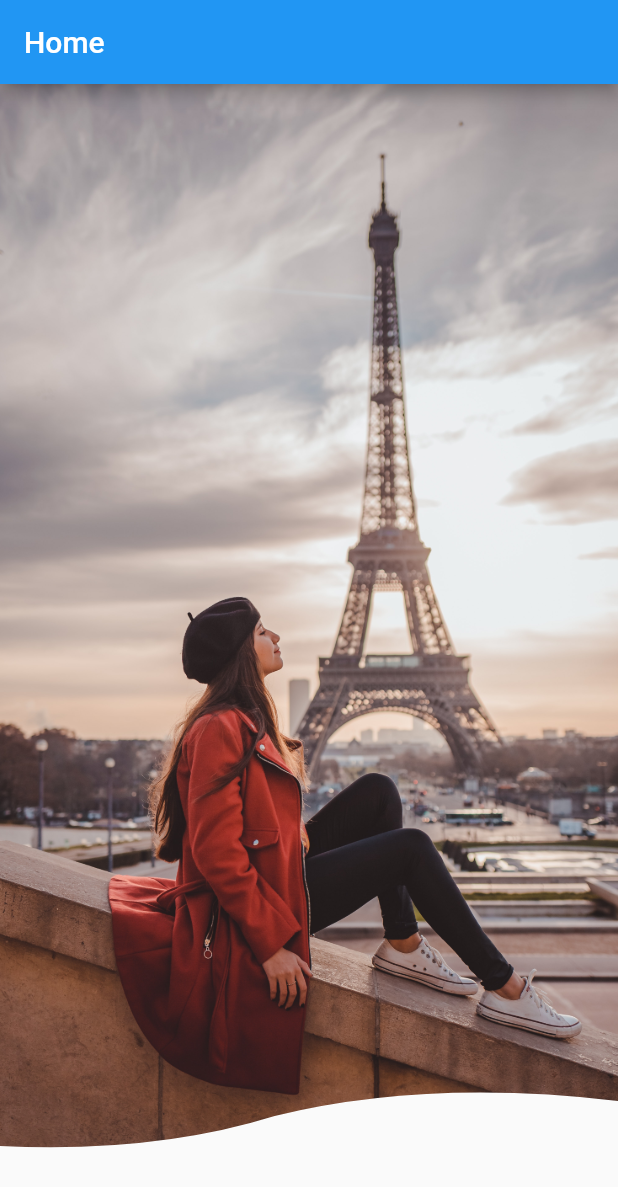
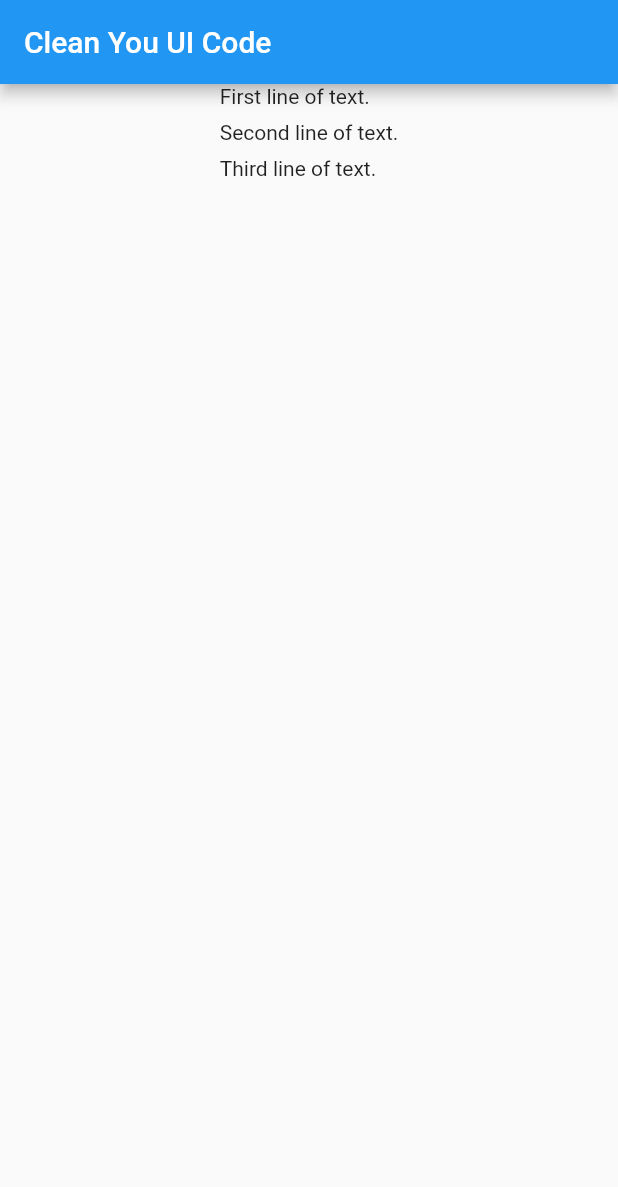
Before and after one commit to champkeh/flutter-demo, a Flutter app: the screen it shows after launch, on a phone screen of 412 x 824 dp. Shown: the top 1187 px of the screen. Run offline on Flutter 3.47's test engine with Material 2 defaults, Android fonts, the phone set to English and light mode, and no system bars.

Commit message:
clean ui code
1. 使用 SizedBox 代替 Padding
2. 把大的 build 方法切分成小的 widget，注意: 不要切分成 method，
会导致性能问题

```diff
--- /dev/null
+++ b/lib/clean_ui_code/clean_ui_code_demo.dart
@@ -0,0 +1,24 @@
+import 'package:flutter/material.dart';
+
+class CleanUICodePage extends StatelessWidget {
+  @override
+  Widget build(BuildContext context) {
+    return Scaffold(
+      appBar: AppBar(
+        title: Text('Clean You UI Code'),
+      ),
+      body: Center(
+        child: Column(
+          crossAxisAlignment: CrossAxisAlignment.start,
+          children: <Widget>[
+            Text('First line of text.'),
+            const SizedBox(height: 8),
+            Text('Second line of text.'),
+            const SizedBox(height: 8),
+            Text('Third line of text.'),
+          ],
+        ),
+      ),
+    );
+  }
+}
--- a/lib/main.dart
+++ b/lib/main.dart
@@ -1,5 +1,6 @@
 import 'package:flutter/material.dart';
-import 'package:flutter_demo/wavy_image_mask/wavy_header_image.dart';
+import 'package:flutter_demo/wavy_image_mask/wavy_image_demo.dart';
+import 'package:flutter_demo/clean_ui_code/clean_ui_code_demo.dart';
 
 void main() => runApp(MyApp());
 
@@ -12,19 +13,7 @@ class MyApp extends StatelessWidget {
       theme: ThemeData(
         primarySwatch: Colors.blue,
       ),
-      home: MyHomePage(),
+      home: CleanUICodePage(),
     );
   }
 }
-
-class MyHomePage extends StatelessWidget {
-  @override
-  Widget build(BuildContext context) {
-    return Scaffold(
-      appBar: AppBar(
-        title: Text('Home'),
-      ),
-      body: WavyHeaderImage(),
-    );
-  }
-}
--- /dev/null
+++ b/lib/wavy_image_mask/wavy_image_demo.dart
@@ -0,0 +1,14 @@
+import 'package:flutter/material.dart';
+import 'package:flutter_demo/wavy_image_mask/wavy_header_image.dart';
+
+class WavyImagePage extends StatelessWidget {
+  @override
+  Widget build(BuildContext context) {
+    return Scaffold(
+      appBar: AppBar(
+        title: Text('Wavy Image'),
+      ),
+      body: WavyHeaderImage(),
+    );
+  }
+}
```
Also changed, not shown: 1 other file.
